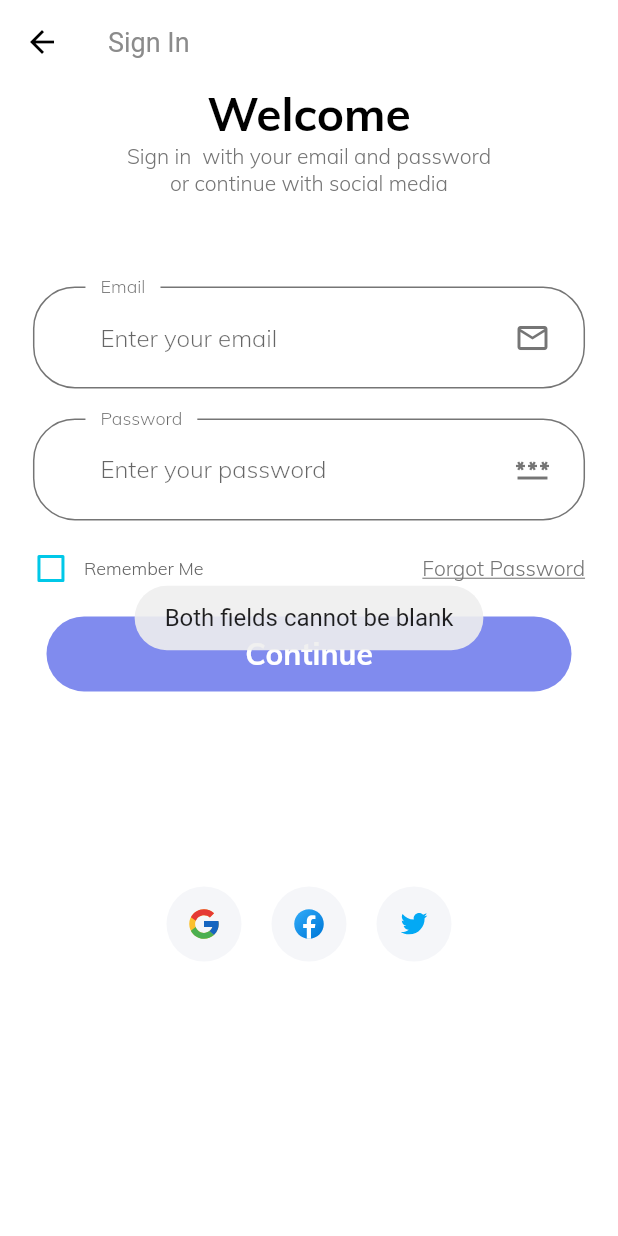
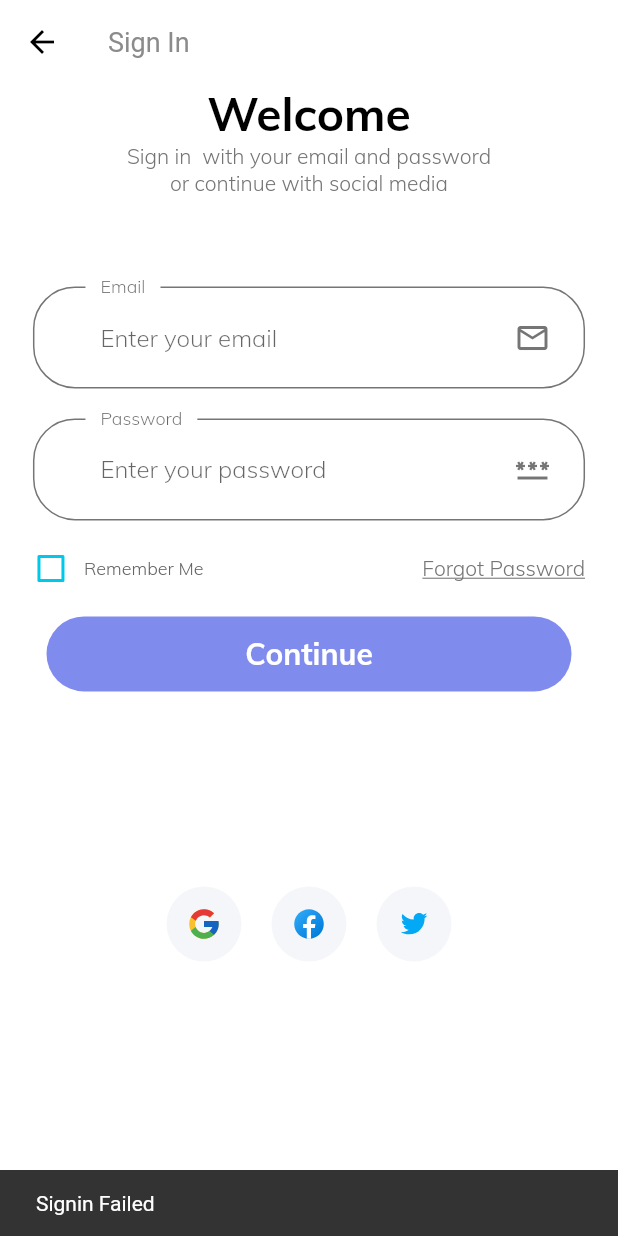
Before and after one commit to Agfiras/E-Commerce-App, a Flutter app: the SignInScreen screen opened by its route, after a tap on an icon or button, on a phone screen of 412 x 824 dp. Run offline on Flutter 3.47's test engine with Material 2 defaults, Android fonts, the phone set to English and light mode, and no system bars; our stand-ins replace flutter_svg, fluttertoast, google_sign_in, introduction_screen, shared_preferences; accounts and stored records are empty.

Commit message:
Google signin setup

```diff
--- /dev/null
+++ b/e_commerce/lib/Api/googleSignin.dart
@@ -0,0 +1,7 @@
+import 'package:google_sign_in/google_sign_in.dart';
+
+class GoogleSigninApi {
+  static final _googleSignIN = GoogleSignIn();
+
+  static Future login() => _googleSignIN.signIn();
+}
--- a/e_commerce/lib/screens/Sign_in/components/body.dart
+++ b/e_commerce/lib/screens/Sign_in/components/body.dart
@@ -1,3 +1,5 @@
+import 'package:path/path.dart';
+import 'package:e_commerce/Api/googleSignin.dart';
 import 'package:e_commerce/screens/Home/HomePage.dart';
 import 'package:e_commerce/size_config.dart';
 import 'package:flutter/material.dart';
@@ -70,17 +72,15 @@ class Body extends StatelessWidget {
     );
   }
 
-  void StartSignin(context) async {
-    GoogleSignInAccount? user = await googleSignIn.signIn();
+  Future StartSignin(context) async {
+    final user = await GoogleSigninApi.login();
     if (user == null) {
-      Fluttertoast.showToast(
-        msg: "Both fields cannot be blank",
-        toastLength: Toast.LENGTH_SHORT,
-        gravity: ToastGravity.CENTER,
-        fontSize: 16.0,
-      );
+      ScaffoldMessenger.of(context)
+          .showSnackBar(SnackBar(content: Text('Signin Failed')));
     } else {
-      Navigator.pushNamed(context, HomePage.routeName);
+      Navigator.of(context).pushReplacement(MaterialPageRoute(
+        builder: (context) => HomePage(),
+      ));
     }
   }
 }
```
Also changed, not shown: 1 other file.
